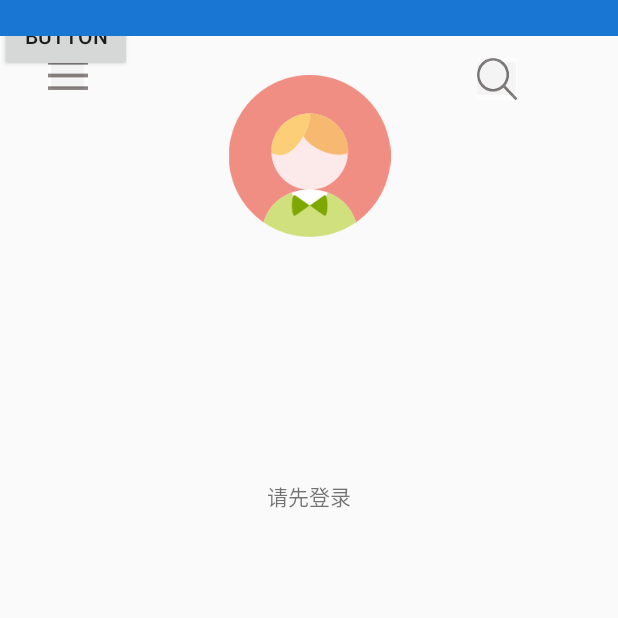
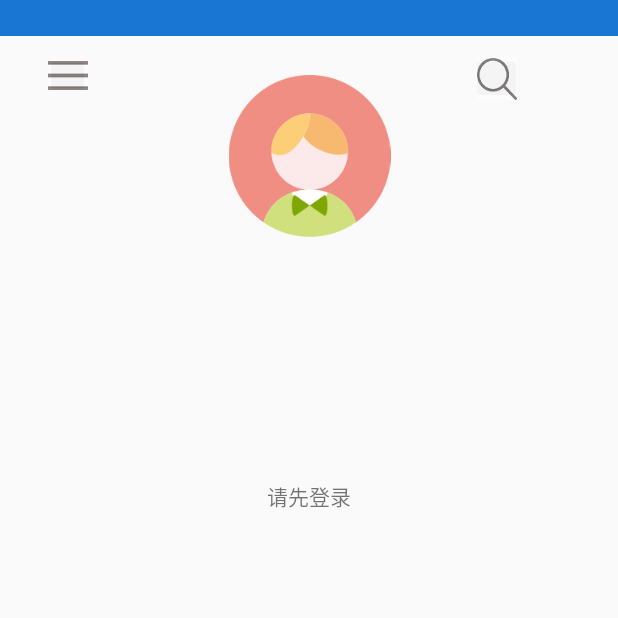
Before and after one commit to ZhiXiaoYue/MusicShopAndroid, an Android app: the MainActivity screen opened directly, with no data from a screen before it, on a phone screen of 412 x 824 dp, the top half of it. Run offline under Robolectric (Android 15) with nearby library versions, the phone set to English and light mode, and no system bars; Roboto replaces fonts that are not available here; 1 statement that could not run was skipped.

```diff
--- a/app/src/main/java/com/example/jill/firsttry/activity/ListenActivity.java
+++ b/app/src/main/java/com/example/jill/firsttry/activity/ListenActivity.java
@@ -3,10 +3,10 @@ package com.example.jill.firsttry.activity;
 import android.media.AudioManager;
 import android.media.MediaPlayer;
 import android.os.AsyncTask;
+import android.os.Bundle;
 import android.os.Handler;
 import android.os.Message;
 import android.support.v7.app.AppCompatActivity;
-import android.os.Bundle;
 import android.view.View;
 import android.widget.Button;
 import android.widget.TextView;
@@ -186,7 +186,7 @@ public class ListenActivity extends AppCompatActivity {
         super.onCreate(savedInstanceState);
         //设置状态栏可见；
         getWindow().getDecorView().setSystemUiVisibility(View.SYSTEM_UI_FLAG_VISIBLE);
-        setContentView(R.layout.activity_many);
+        setContentView(R.layout.activity_new_play);
 
 
         appContext = (AppContext)getApplication();
@@ -412,7 +412,7 @@ public class ListenActivity extends AppCompatActivity {
                     LyricsReader lyricsReader = new LyricsReader();
                     byte[] data = new byte[inputStream.available()];
                     inputStream.read(data);
-                    lyricsReader.loadLrc(data, null, "/mnt/sdcard/MusicShopDownLoad/Songs/"+keys.getSname() + "-" + keys.getSingerName() + "-" +keys.getAlbum()+"-"+keys.getSid()+".hrc");
+                    lyricsReader.loadLrc(data, null, "/mnt/sdcard/MusicShopDownLoad/Songs/"+keys.getSname() + "-" + keys.getSingerName() + "-" +keys.getAlbum()+"-"+keys.getSid()+".krc");
                     mManyLyricsView.setLyricsReader(lyricsReader);
                     //
                     if (mMediaPlayer != null && mMediaPlayer.isPlaying() && mManyLyricsView.getLrcStatus() == AbstractLrcView.LRCSTATUS_LRC && mManyLyricsView.getLrcPlayerStatus() != AbstractLrcView.LRCPLAYERSTATUS_PLAY) {
--- a/app/src/main/java/com/example/jill/firsttry/activity/MainActivity.java
+++ b/app/src/main/java/com/example/jill/firsttry/activity/MainActivity.java
@@ -68,14 +68,14 @@ public class MainActivity extends AppCompatActivity implements View.OnClickListe
                 startActivity(intent);
             }
         });
-        testButton = findViewById(R.id.test_botton);
-        testButton.setOnClickListener(new View.OnClickListener() {
-            public void onClick(View v) {
-                Intent intent = new Intent(MainActivity.this,
-                        RecordPrepareActivity.class);
-                startActivity(intent);
-            }
-        });
+//        testButton = findViewById(R.id.test_botton);
+//        testButton.setOnClickListener(new View.OnClickListener() {
+//            public void onClick(View v) {
+//                Intent intent = new Intent(MainActivity.this,
+//                        RecordPrepareActivity.class);
+//                startActivity(intent);
+//            }
+//        });
         ImageView button_pic= findViewById(R.id.imageMenu);
 
         button_pic.setOnClickListener(new View.OnClickListener() {
--- a/app/src/main/java/com/example/jill/firsttry/activity/NewPlayActivity.java
+++ b/app/src/main/java/com/example/jill/firsttry/activity/NewPlayActivity.java
@@ -32,7 +32,7 @@ import java.io.InputStream;
 public class NewPlayActivity extends AppCompatActivity {
 
 
-    private com.example.jill.firsttry.model.global_val.AppContext appContext;
+    private AppContext appContext;
 
 
     /**
--- a/app/src/main/java/com/example/jill/firsttry/activity/RecordPrepareActivity.java
+++ b/app/src/main/java/com/example/jill/firsttry/activity/RecordPrepareActivity.java
@@ -79,7 +79,7 @@ public class RecordPrepareActivity extends Activity {
         Song song = new Song();
         song.setSname("原谅（Cover张玉华");
         song.setSingerName("刘瑞琦");
-        song.setSid("40");
+        song.setSid(40);
         song.setAlbum("头号粉丝");
         song.setAlbumPic("static/album_thumbnails/刘瑞琦-头号粉丝.jpg");
         song.setFilePath("static/music/原谅（Cover张玉华）-刘瑞琦.mp3");
--- a/app/src/main/res/layout/activity_main.xml
+++ b/app/src/main/res/layout/activity_main.xml
@@ -81,15 +81,6 @@
             app:layout_constraintTop_toBottomOf="@+id/menu"
             app:layout_constraintVertical_bias="0.6" />
 
-        <Button
-            android:id="@+id/test_botton"
-            android:layout_width="wrap_content"
-            android:layout_height="wrap_content"
-            android:text="Button"
-            tools:layout_editor_absoluteX="173dp"
-            tools:layout_editor_absoluteY="368dp"
-            tools:ignore="MissingConstraints" />
-
     </android.support.constraint.ConstraintLayout>
 
     <android.support.design.widget.NavigationView
```
Also changed, not shown: app/src/main/AndroidManifest.xml (+8 -8 lines), app/src/main/java/com/example/jill/firsttry/Fragments/SearchSongResultFragment.java (+18 -1 lines), app/src/main/java/com/example/jill/firsttry/activity/ManyActivity.java (+6 -17 lines).
